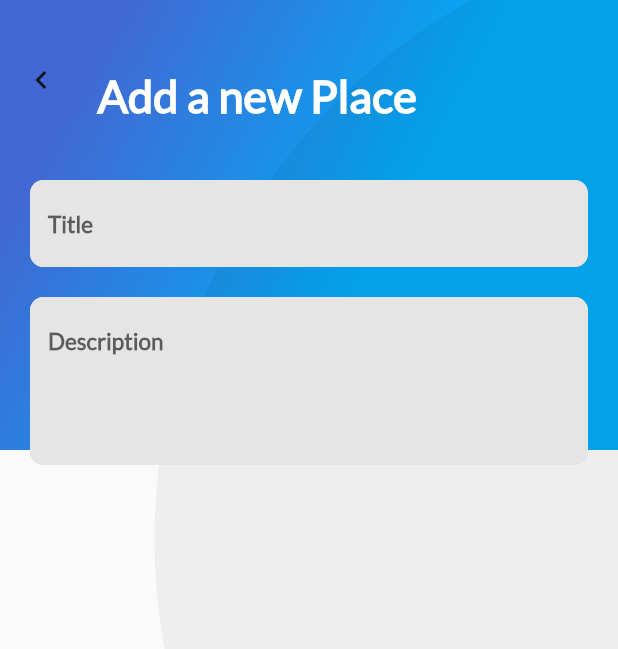
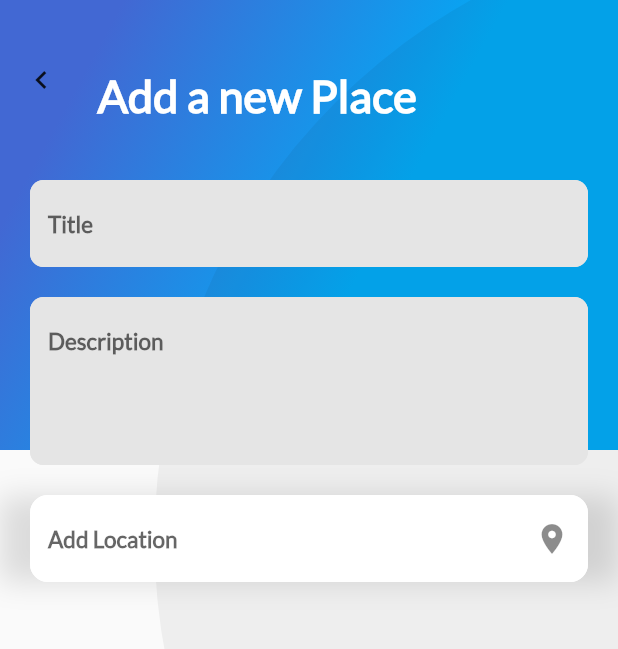
Before and after one commit to TomiHoltz/FlutterPla, a Flutter app: the AddPlaceScreen screen opened directly, on a phone screen of 412 x 824 dp. Shown: the top 649 px of the screen. Run offline on Flutter 3.47's test engine with Material 2 defaults, Android fonts, the light colour scheme and no system bars; our stand-ins replace cloud_firestore, firebase_auth, firebase_core, google_sign_in; missing offline and left inert: generic_bloc_provider; accounts and stored records are empty.

Commit message:
Creamos TextFieldLocation para AddPlaceScreen

```diff
--- a/lib/Place/ui/screens/add_place_screen.dart
+++ b/lib/Place/ui/screens/add_place_screen.dart
@@ -1,6 +1,7 @@
 import 'dart:io';
 
 import 'package:flutter/material.dart';
+import 'package:flutter_platzi/Place/ui/widgets/text_input_location.dart';
 import 'package:flutter_platzi/widgets/gradient_back.dart';
 import 'package:flutter_platzi/widgets/text_input.dart';
 import 'package:flutter_platzi/widgets/title_header.dart';
@@ -70,7 +71,14 @@ class _AddPlaceScreen extends State<AddPlaceScreen> {
                   hintText: "Description",
                   textInputType: TextInputType.multiline,
                   maxLines: 4,
-                  controller: _controllerDescriptionPlace)
+                  controller: _controllerDescriptionPlace),
+                Container(
+                  margin: EdgeInsets.only(top: 20.0),
+                  child: TextInputLocation(
+                    hintText: "Add Location",
+                    iconData: Icons.location_on
+                  ),
+                )
               ],
             ),
           )
--- /dev/null
+++ b/lib/Place/ui/widgets/text_input_location.dart
@@ -0,0 +1,44 @@
+import 'package:flutter/material.dart';
+
+class TextInputLocation extends StatelessWidget {
+  final String hintText;
+  final TextEditingController controller;
+  final IconData iconData;
+
+  TextInputLocation(
+      {Key key,
+      @required this.hintText,
+      @required this.controller,
+      @required this.iconData});
+
+  @override
+  Widget build(BuildContext context) {
+    return Container(
+      padding: EdgeInsets.only(right: 20.0, left: 20.0),
+      child: TextField(
+        controller: controller,
+        style: TextStyle(
+            fontSize: 15.0,
+            fontFamily: "Lato",
+            color: Colors.blueGrey,
+            fontWeight: FontWeight.bold),
+        decoration: InputDecoration(
+            hintText: hintText,
+            suffixIcon: Icon(iconData),
+            fillColor: Color(0xFFFFFFFF),
+            filled: true,
+            border: InputBorder.none,
+            enabledBorder: OutlineInputBorder(
+                borderSide: BorderSide(color: Color(0xFFFFFFFF)),
+                borderRadius: BorderRadius.all(Radius.circular(12.0))),
+            focusedBorder: OutlineInputBorder(
+                borderSide: BorderSide(color: Color(0xFFFFFFFF)),
+                borderRadius: BorderRadius.all(Radius.circular(12.0)))),
+      ),
+      decoration: BoxDecoration(boxShadow: <BoxShadow>[
+        BoxShadow(
+            color: Colors.black12, blurRadius: 15.0, offset: Offset(0.0, 0.7))
+      ]),
+    );
+  }
+}
```
